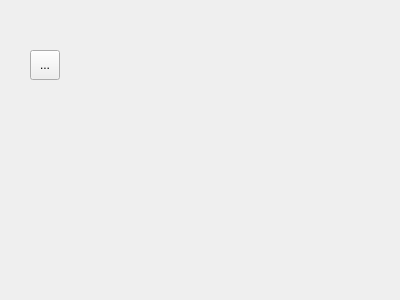
This is MoMoWord/mobookdialog.ui in KailinLi/MoMoWord as Qt 5 draws it before an edit. The edited form follows.
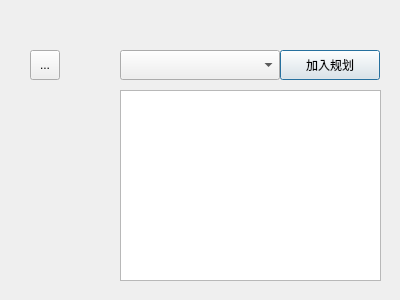
This is the edited form.

```diff
--- a/MoMoWord/mobookdialog.ui
+++ b/MoMoWord/mobookdialog.ui
@@ -26,6 +26,39 @@
     <string>...</string>
    </property>
   </widget>
+  <widget class="QComboBox" name="bookComboBox">
+   <property name="geometry">
+    <rect>
+     <x>120</x>
+     <y>50</y>
+     <width>160</width>
+     <height>30</height>
+    </rect>
+   </property>
+  </widget>
+  <widget class="QListView" name="wordListView">
+   <property name="geometry">
+    <rect>
+     <x>120</x>
+     <y>90</y>
+     <width>261</width>
+     <height>191</height>
+    </rect>
+   </property>
+  </widget>
+  <widget class="QPushButton" name="loadBtn">
+   <property name="geometry">
+    <rect>
+     <x>280</x>
+     <y>50</y>
+     <width>100</width>
+     <height>30</height>
+    </rect>
+   </property>
+   <property name="text">
+    <string>加入规划</string>
+   </property>
+  </widget>
  </widget>
  <resources/>
  <connections/>
```
